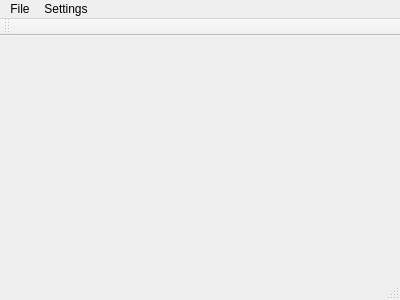
First picture: the form in mainwindow.ui, repository drewdemarest/Assignment-Check, before the edit.
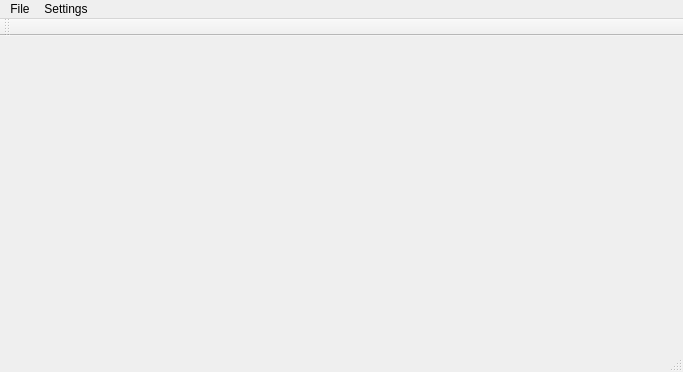
Second picture: the form after the edit.

Commit message: Cleaning up memory issues with net code. Moved a lot of functions into the master route class

Patch:
```diff
--- a/mainwindow.ui
+++ b/mainwindow.ui
@@ -6,20 +6,22 @@
    <rect>
     <x>0</x>
     <y>0</y>
-    <width>400</width>
-    <height>300</height>
+    <width>683</width>
+    <height>372</height>
    </rect>
   </property>
   <property name="windowTitle">
    <string>MainWindow</string>
   </property>
-  <widget class="QWidget" name="centralWidget"/>
+  <widget class="QWidget" name="centralWidget">
+   <layout class="QGridLayout" name="gridLayout"/>
+  </widget>
   <widget class="QMenuBar" name="menuBar">
    <property name="geometry">
     <rect>
      <x>0</x>
      <y>0</y>
-     <width>400</width>
+     <width>683</width>
      <height>20</height>
     </rect>
    </property>
```
The commit also changes 6 other files.
